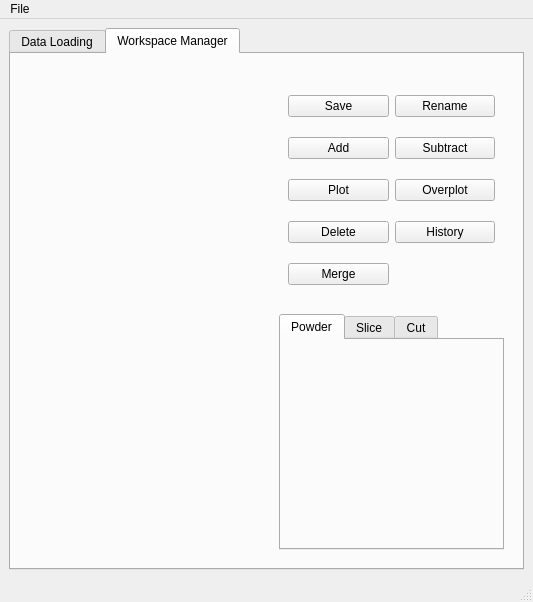
The window that mslice/app/mainwindow.ui (mantidproject/mslice) describes before a commit, drawn with Qt 5.
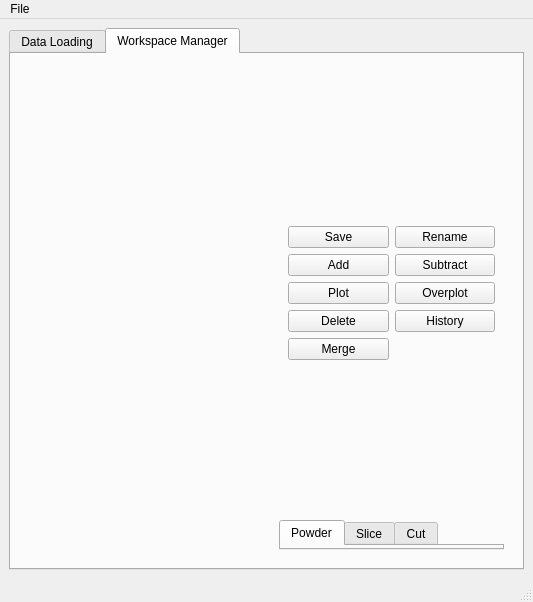
The same window after the commit. The open tabs and pages were chosen to show the change. Custom widgets are drawn as their Qt base class.

Commit message: adjust button size/position re #220

```diff
--- a/mslice/app/mainwindow.ui
+++ b/mslice/app/mainwindow.ui
@@ -64,12 +64,37 @@
           <layout class="QVBoxLayout" name="verticalLayout_2">
            <item>
             <widget class="QWidget" name="widget_3" native="true">
+              <property name="maximumSize">
+               <size>
+                <width>250</width>
+                <height>16777215</height>
+               </size>
+              </property>
              <layout class="QGridLayout" name="gridLayout_2">
+               <item row="0" column="0">
+                <spacer name="verticalSpacer_2">
+                 <property name="orientation">
+                  <enum>Qt::Vertical</enum>
+                 </property>
+                 <property name="sizeHint" stdset="0">
+                  <size>
+                   <width>20</width>
+                   <height>40</height>
+                  </size>
+                 </property>
+                </spacer>
+               </item>
               <item row="6" column="1">
                <widget class="QPushButton" name="btnHistory">
                 <property name="enabled">
                  <bool>true</bool>
                 </property>
+                 <property name="maximumSize">
+                  <size>
+                   <width>110</width>
+                   <height>16777215</height>
+                  </size>
+                 </property>
                 <property name="text">
                  <string>History</string>
                 </property>
@@ -77,6 +102,12 @@
               </item>
               <item row="6" column="0">
                <widget class="QPushButton" name="btnDelete">
+                 <property name="maximumSize">
+                  <size>
+                   <width>110</width>
+                   <height>16777215</height>
+                  </size>
+                 </property>
                 <property name="text">
                  <string>Delete</string>
                 </property>
@@ -84,13 +115,38 @@
               </item>
               <item row="1" column="1">
                <widget class="QPushButton" name="btnRename">
+                 <property name="maximumSize">
+                  <size>
+                   <width>110</width>
+                   <height>16777215</height>
+                  </size>
+                 </property>
                 <property name="text">
                  <string>Rename</string>
                 </property>
                </widget>
               </item>
+               <item row="3" column="0">
+                <widget class="QPushButton" name="btnAdd">
+                 <property name="maximumSize">
+                  <size>
+                   <width>110</width>
+                   <height>16777215</height>
+                  </size>
+                 </property>
+                 <property name="text">
+                  <string>Add</string>
+                 </property>
+                </widget>
+               </item>
               <item row="1" column="0">
                <widget class="QPushButton" name="btnSave">
+                 <property name="maximumSize">
+                  <size>
+                   <width>110</width>
+                   <height>16777215</height>
+                  </size>
+                 </property>
                 <property name="text">
                  <string>Save</string>
                 </property>
@@ -98,6 +154,12 @@
               </item>
               <item row="4" column="0">
                <widget class="QPushButton" name="btnPlot">
+                 <property name="maximumSize">
+                  <size>
+                   <width>110</width>
+                   <height>16777215</height>
+                  </size>
+                 </property>
                 <property name="text">
                  <string>Plot</string>
                 </property>
@@ -105,6 +167,12 @@
               </item>
               <item row="7" column="0">
                <widget class="QPushButton" name="btnMerge">
+                 <property name="maximumSize">
+                  <size>
+                   <width>110</width>
+                   <height>16777215</height>
+                  </size>
+                 </property>
                 <property name="text">
                  <string>Merge</string>
                 </property>
@@ -112,6 +180,12 @@
               </item>
               <item row="4" column="1">
                <widget class="QPushButton" name="btnOverplot">
+                 <property name="maximumSize">
+                  <size>
+                   <width>110</width>
+                   <height>16777215</height>
+                  </size>
+                 </property>
                 <property name="text">
                  <string>Overplot</string>
                 </property>
@@ -119,17 +193,29 @@
               </item>
               <item row="3" column="1">
                <widget class="QPushButton" name="btnSubtract">
+                 <property name="maximumSize">
+                  <size>
+                   <width>110</width>
+                   <height>16777215</height>
+                  </size>
+                 </property>
                 <property name="text">
                  <string>Subtract</string>
                 </property>
                </widget>
               </item>
-              <item row="3" column="0">
-               <widget class="QPushButton" name="btnAdd">
-                <property name="text">
-                 <string>Add</string>
-                </property>
-               </widget>
+               <item row="8" column="0">
+                <spacer name="verticalSpacer">
+                 <property name="orientation">
+                  <enum>Qt::Vertical</enum>
+                 </property>
+                 <property name="sizeHint" stdset="0">
+                  <size>
+                   <width>20</width>
+                   <height>40</height>
+                  </size>
+                 </property>
+                </spacer>
               </item>
              </layout>
             </widget>
```
Left out of the diff: 2 changed lines with no effect on the pictures. Lines whose indentation alone changed are shown as unchanged.
